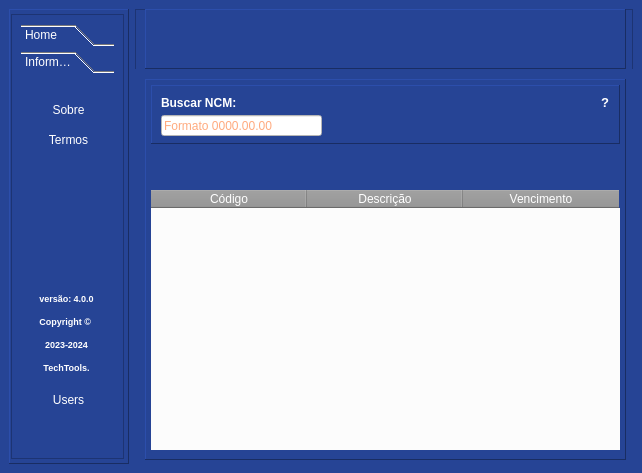
The window that main.ui (EduardoFerreira22/Tech_Tools) describes before a commit, drawn with Qt 5.
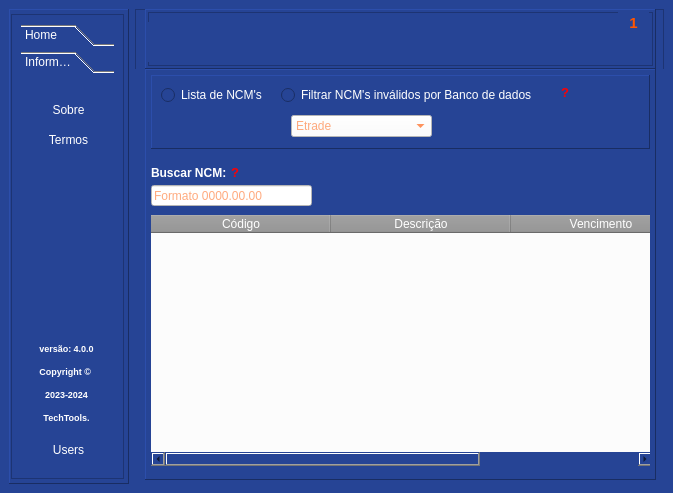
The same window after the commit. The open tabs and pages were chosen to show the change. Icons and pictures are not drawn.

The edit to the form file:
```diff
--- a/main.ui
+++ b/main.ui
@@ -6,8 +6,8 @@
    <rect>
     <x>0</x>
     <y>0</y>
-    <width>642</width>
-    <height>473</height>
+    <width>673</width>
+    <height>493</height>
    </rect>
   </property>
   <property name="sizePolicy">
@@ -304,7 +304,7 @@
                <x>0</x>
                <y>0</y>
                <width>93</width>
-               <height>367</height>
+               <height>387</height>
               </rect>
              </property>
              <attribute name="label">
@@ -314,7 +314,7 @@
               <property name="geometry">
                <rect>
                 <x>0</x>
-                <y>200</y>
+                <y>250</y>
                 <width>91</width>
                 <height>111</height>
                </rect>
@@ -359,7 +359,7 @@
               <property name="geometry">
                <rect>
                 <x>10</x>
-                <y>310</y>
+                <y>360</y>
                 <width>75</width>
                 <height>24</height>
                </rect>
@@ -393,7 +393,7 @@
         <rect>
          <x>10</x>
          <y>0</y>
-         <width>481</width>
+         <width>511</width>
          <height>60</height>
         </rect>
        </property>
@@ -422,8 +422,38 @@
         <property name="leftMargin">
          <number>2</number>
         </property>
-        <item alignment="Qt::AlignLeft">
+        <property name="topMargin">
+         <number>2</number>
+        </property>
+        <property name="rightMargin">
+         <number>2</number>
+        </property>
+        <property name="bottomMargin">
+         <number>2</number>
+        </property>
+        <item>
+         <widget class="QFrame" name="frame_19">
+          <property name="maximumSize">
+           <size>
+            <width>16777215</width>
+            <height>60</height>
+           </size>
+          </property>
+          <property name="frameShape">
+           <enum>QFrame::StyledPanel</enum>
+          </property>
+          <property name="frameShadow">
+           <enum>QFrame::Raised</enum>
+          </property>
          <widget class="QPushButton" name="btn_tech_tools">
+           <property name="geometry">
+            <rect>
+             <x>0</x>
+             <y>10</y>
+             <width>44</width>
+             <height>40</height>
+            </rect>
+           </property>
           <property name="cursor">
            <cursorShape>PointingHandCursor</cursorShape>
           </property>
@@ -441,6 +471,65 @@
            </size>
           </property>
          </widget>
+          <widget class="QPushButton" name="bt_atualizacoes">
+           <property name="geometry">
+            <rect>
+             <x>470</x>
+             <y>0</y>
+             <width>31</width>
+             <height>21</height>
+            </rect>
+           </property>
+           <property name="font">
+            <font>
+             <pointsize>11</pointsize>
+             <italic>false</italic>
+             <bold>true</bold>
+            </font>
+           </property>
+           <property name="cursor">
+            <cursorShape>PointingHandCursor</cursorShape>
+           </property>
+           <property name="toolTip">
+            <string>&lt;html&gt;&lt;head/&gt;&lt;body&gt;&lt;p&gt;&lt;span style=&quot; font-size:7pt; font-weight:700;&quot;&gt;Existem novas atualizações disponíveis&lt;/span&gt;&lt;/p&gt;&lt;p&gt;&lt;span style=&quot; font-size:7pt; font-weight:700;&quot;&gt;para esse programa.&lt;/span&gt;&lt;/p&gt;&lt;/body&gt;&lt;/html&gt;</string>
+           </property>
+           <property name="autoFillBackground">
+            <bool>false</bool>
+           </property>
+           <property name="styleSheet">
+            <string notr="true">QPushButton{
+	background-color: rgb(38, 68, 149);
+	
+	color: rgb(255, 85, 0);
+}
+
+QPushButton:hover{
+	
+	color: rgb(255, 255, 255);
+	
+}</string>
+           </property>
+           <property name="text">
+            <string>1</string>
+           </property>
+           <property name="icon">
+            <iconset resource="icons_.qrc">
+             <normaloff>:/icons/image/refresh-page-option(1).png</normaloff>:/icons/image/refresh-page-option(1).png</iconset>
+           </property>
+           <property name="iconSize">
+            <size>
+             <width>17</width>
+             <height>17</height>
+            </size>
+           </property>
+           <property name="checkable">
+            <bool>false</bool>
+           </property>
+           <property name="autoDefault">
+            <bool>false</bool>
+           </property>
+          </widget>
+         </widget>
         </item>
        </layout>
       </widget>
@@ -474,8 +563,8 @@
         <rect>
          <x>0</x>
          <y>60</y>
-         <width>501</width>
-         <height>401</height>
+         <width>531</width>
+         <height>421</height>
         </rect>
        </property>
        <property name="cursor">
@@ -2429,9 +2518,9 @@
          <property name="geometry">
           <rect>
            <x>10</x>
-           <y>10</y>
-           <width>481</width>
-           <height>381</height>
+           <y>0</y>
+           <width>511</width>
+           <height>411</height>
           </rect>
          </property>
          <property name="frameShape">
@@ -2458,55 +2547,119 @@
             <property name="frameShadow">
              <enum>QFrame::Raised</enum>
             </property>
-            <widget class="QLineEdit" name="txt_ncm">
+            <widget class="QPushButton" name="bt_buscarncm_database">
              <property name="geometry">
               <rect>
-               <x>10</x>
-               <y>30</y>
-               <width>161</width>
+               <x>300</x>
+               <y>40</y>
+               <width>31</width>
                <height>21</height>
               </rect>
              </property>
              <property name="styleSheet">
+              <string notr="true">QPushButton{
+	border:none;
+	color: rgb(255, 255, 255);
+}
+
+QPushButton:hover{
+	border: 1px solid rgb(121, 121, 121);
+}</string>
+             </property>
+             <property name="text">
+              <string/>
+             </property>
+             <property name="icon">
+              <iconset resource="icons_.qrc">
+               <normaloff>:/icons/image/lupa.png</normaloff>:/icons/image/lupa.png</iconset>
+             </property>
+             <property name="iconSize">
+              <size>
+               <width>20</width>
+               <height>20</height>
+              </size>
+             </property>
+            </widget>
+            <widget class="QRadioButton" name="radioButton_list_ncm">
+             <property name="geometry">
+              <rect>
+               <x>10</x>
+               <y>10</y>
+               <width>111</width>
+               <height>20</height>
+              </rect>
+             </property>
+             <property name="styleSheet">
+              <string notr="true">color: rgb(255, 255, 255);
+font: 700 9pt &quot;Segoe UI&quot;;</string>
+             </property>
+             <property name="text">
+              <string>Lista de NCM's</string>
+             </property>
+            </widget>
+            <widget class="QRadioButton" name="radioButton_ncm_dataBases">
+             <property name="geometry">
+              <rect>
+               <x>130</x>
+               <y>10</y>
+               <width>271</width>
+               <height>20</height>
+              </rect>
+             </property>
+             <property name="styleSheet">
+              <string notr="true">color: rgb(255, 255, 255);
+font: 700 9pt &quot;Segoe UI&quot;;</string>
+             </property>
+             <property name="text">
+              <string>Filtrar NCM's inválidos por Banco de dados</string>
+             </property>
+            </widget>
+            <widget class="QLabel" name="tooltip_ncm_data">
+             <property name="geometry">
+              <rect>
+               <x>410</x>
+               <y>10</y>
+               <width>16</width>
+               <height>16</height>
+              </rect>
+             </property>
+             <property name="toolTip">
+              <string>&lt;html&gt;&lt;head/&gt;&lt;body&gt;&lt;p&gt;&lt;span style=&quot; font-size:7pt; color:#ff0000;&quot;&gt;Antes de selecionar o banco de dados, é necessáriorealizar a conexão.&lt;/span&gt;&lt;/p&gt;&lt;p&gt;&lt;span style=&quot; font-size:7pt; color:#ff0000;&quot;&gt;No momento a pesquisa  é permitida apenas para &lt;/span&gt;&lt;span style=&quot; font-size:7pt; font-weight:700; color:#ff0000;&quot;&gt;Hiper e Etrade.&lt;/span&gt;&lt;/p&gt;&lt;/body&gt;&lt;/html&gt;</string>
+             </property>
+             <property name="text">
+              <string>&lt;html&gt;&lt;head/&gt;&lt;body&gt;&lt;p&gt;&lt;span style=&quot; font-size:10pt; font-weight:700; color:#ff0000;&quot;&gt;?&lt;/span&gt;&lt;/p&gt;&lt;/body&gt;&lt;/html&gt;</string>
+             </property>
+            </widget>
+            <widget class="QComboBox" name="comboBox_list_datas_ncm">
+             <property name="geometry">
+              <rect>
+               <x>140</x>
+               <y>40</y>
+               <width>141</width>
+               <height>22</height>
+              </rect>
+             </property>
+             <property name="styleSheet">
               <string notr="true">background-color: rgb(255, 255, 255);
 color: rgb(255, 85, 0);
 font: 700 9pt &quot;Segoe UI&quot;;</string>
              </property>
-             <property name="alignment">
-              <set>Qt::AlignLeading|Qt::AlignLeft|Qt::AlignVCenter</set>
+             <property name="currentText">
+              <string/>
              </property>
              <property name="placeholderText">
-              <string>Formato 0000.00.00</string>
+              <string>Etrade</string>
              </property>
-            </widget>
-            <widget class="QLabel" name="label_3">
-             <property name="geometry">
-              <rect>
-               <x>10</x>
-               <y>10</y>
-               <width>81</width>
-               <height>16</height>
-              </rect>
-             </property>
+             <item>
              <property name="text">
-              <string>&lt;html&gt;&lt;head/&gt;&lt;body&gt;&lt;p&gt;&lt;span style=&quot; font-weight:700; color:#ffffff;&quot;&gt;Buscar NCM:&lt;/span&gt;&lt;/p&gt;&lt;/body&gt;&lt;/html&gt;</string>
-             </property>
-            </widget>
-            <widget class="QLabel" name="tooltip_ncm">
-             <property name="geometry">
-              <rect>
-               <x>450</x>
-               <y>10</y>
-               <width>16</width>
-               <height>16</height>
-              </rect>
-             </property>
-             <property name="toolTip">
-              <string>&lt;html&gt;&lt;head/&gt;&lt;body&gt;&lt;p&gt;&lt;span style=&quot; font-size:7pt;&quot;&gt;Digite o &lt;/span&gt;&lt;span style=&quot; font-size:7pt; font-weight:700;&quot;&gt;NCM &lt;/span&gt;&lt;span style=&quot; font-size:7pt;&quot;&gt;no formato desejado no entry.&lt;/span&gt;&lt;/p&gt;&lt;p&gt;&lt;span style=&quot; font-size:7pt;&quot;&gt;Clique no botão salvar para salvar todos os &lt;/span&gt;&lt;span style=&quot; font-size:7pt; font-weight:700;&quot;&gt;NCM&lt;/span&gt;&lt;/p&gt;&lt;p&gt;&lt;span style=&quot; font-size:7pt;&quot;&gt;em formato &lt;/span&gt;&lt;span style=&quot; font-size:7pt; font-weight:700;&quot;&gt;.csv&lt;/span&gt;&lt;span style=&quot; font-size:7pt;&quot;&gt;.&lt;/span&gt;&lt;/p&gt;&lt;/body&gt;&lt;/html&gt;</string>
-             </property>
+               <string>Etrade</string>
+              </property>
+             </item>
+             <item>
              <property name="text">
-              <string>&lt;html&gt;&lt;head/&gt;&lt;body&gt;&lt;p&gt;&lt;span style=&quot; font-size:10pt; font-weight:700;&quot;&gt;?&lt;/span&gt;&lt;/p&gt;&lt;/body&gt;&lt;/html&gt;</string>
-             </property>
+               <string>Hiper</string>
+              </property>
+             </item>
             </widget>
            </widget>
           </item>
@@ -2515,7 +2668,7 @@
             <property name="minimumSize">
              <size>
               <width>0</width>
-              <height>300</height>
+              <height>315</height>
              </size>
             </property>
             <property name="frameShape">
@@ -2528,9 +2681,9 @@
              <property name="geometry">
               <rect>
                <x>0</x>
-               <y>40</y>
-               <width>471</width>
-               <height>261</height>
+               <y>60</y>
+               <width>501</width>
+               <height>251</height>
               </rect>
              </property>
              <property name="styleSheet">
@@ -2551,7 +2704,7 @@
               <number>24</number>
              </attribute>
              <attribute name="horizontalHeaderDefaultSectionSize">
-              <number>156</number>
+              <number>180</number>
              </attribute>
              <attribute name="verticalHeaderVisible">
               <bool>false</bool>
@@ -2578,7 +2731,7 @@
             <widget class="QPushButton" name="bt_salvar_ncm">
              <property name="geometry">
               <rect>
-               <x>420</x>
+               <x>440</x>
                <y>3</y>
                <width>51</width>
                <height>31</height>
@@ -2613,6 +2766,56 @@
               </size>
              </property>
             </widget>
+            <widget class="QLineEdit" name="txt_ncm">
+             <property name="geometry">
+              <rect>
+               <x>0</x>
+               <y>30</y>
+               <width>161</width>
+               <height>21</height>
+              </rect>
+             </property>
+             <property name="styleSheet">
+              <string notr="true">background-color: rgb(255, 255, 255);
+color: rgb(255, 85, 0);
+font: 700 9pt &quot;Segoe UI&quot;;</string>
+             </property>
+             <property name="alignment">
+              <set>Qt::AlignLeading|Qt::AlignLeft|Qt::AlignVCenter</set>
+             </property>
+             <property name="placeholderText">
+              <string>Formato 0000.00.00</string>
+             </property>
+            </widget>
+            <widget class="QLabel" name="label_3">
+             <property name="geometry">
+              <rect>
+               <x>0</x>
+               <y>10</y>
+               <width>81</width>
+               <height>16</height>
+              </rect>
+             </property>
+             <property name="text">
+              <string>&lt;html&gt;&lt;head/&gt;&lt;body&gt;&lt;p&gt;&lt;span style=&quot; font-weight:700; color:#ffffff;&quot;&gt;Buscar NCM:&lt;/span&gt;&lt;/p&gt;&lt;/body&gt;&lt;/html&gt;</string>
+             </property>
+            </widget>
+            <widget class="QLabel" name="tooltip_ncm">
+             <property name="geometry">
+              <rect>
+               <x>80</x>
+               <y>10</y>
+               <width>16</width>
+               <height>16</height>
+              </rect>
+             </property>
+             <property name="toolTip">
+              <string>&lt;html&gt;&lt;head/&gt;&lt;body&gt;&lt;p&gt;&lt;span style=&quot; font-size:7pt;&quot;&gt;Digite o &lt;/span&gt;&lt;span style=&quot; font-size:7pt; font-weight:700;&quot;&gt;NCM &lt;/span&gt;&lt;span style=&quot; font-size:7pt;&quot;&gt;no formato desejado no entry.&lt;/span&gt;&lt;/p&gt;&lt;p&gt;&lt;span style=&quot; font-size:7pt;&quot;&gt;Clique no botão salvar para salvar todos os &lt;/span&gt;&lt;span style=&quot; font-size:7pt; font-weight:700;&quot;&gt;NCM&lt;/span&gt;&lt;/p&gt;&lt;p&gt;&lt;span style=&quot; font-size:7pt;&quot;&gt;em formato &lt;/span&gt;&lt;span style=&quot; font-size:7pt; font-weight:700;&quot;&gt;.csv&lt;/span&gt;&lt;span style=&quot; font-size:7pt;&quot;&gt;.&lt;/span&gt;&lt;/p&gt;&lt;/body&gt;&lt;/html&gt;</string>
+             </property>
+             <property name="text">
+              <string>&lt;html&gt;&lt;head/&gt;&lt;body&gt;&lt;p&gt;&lt;span style=&quot; font-size:10pt; font-weight:700; color:#ff0000;&quot;&gt;?&lt;/span&gt;&lt;/p&gt;&lt;/body&gt;&lt;/html&gt;</string>
+             </property>
+            </widget>
            </widget>
           </item>
          </layout>
```
Left out of the diff: 293 changed lines with no effect on the pictures. Lines whose indentation alone changed are shown as unchanged.
